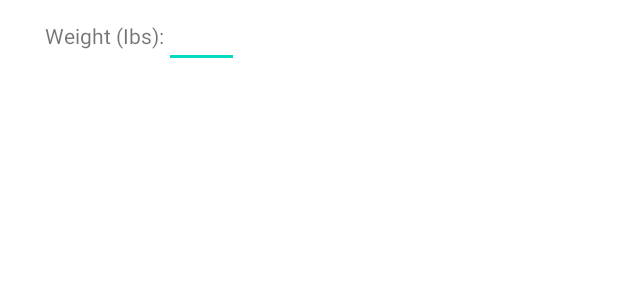
After one commit to SgainsO/FitTrack, an Android app: the layout addnewgoal.xml on its own in the app's theme, with its tools: preview values and no code run, on a phone screen of 412 x 824 dp. The commit adds this screen. Shown: the top 300 px of the screen. Run offline under Robolectric (Android 15) with nearby library versions, the phone set to English and light mode, and no system bars.

Commit message:
Finished Weight Section
Added proper file storage for Weight Goal

```diff
--- /dev/null
+++ b/app/src/main/res/layout/addnewgoal.xml
@@ -0,0 +1,29 @@
+<?xml version="1.0" encoding="utf-8"?>
+<TableLayout xmlns:android="http://schemas.android.com/apk/res/android"
+    android:layout_width="wrap_content"
+    android:layout_height="wrap_content"
+    android:paddingHorizontal="30dp">
+
+    <!-- Weight Input -->
+    <TableRow
+        android:layout_width="match_parent"
+        android:layout_height="wrap_content">
+
+        <TextView
+            android:layout_width="wrap_content"
+            android:layout_height="wrap_content"
+            android:layout_weight="1"
+            android:text="Weight (Ibs):"/>
+
+        <EditText
+            android:layout_height="wrap_content"
+            android:singleLine="true"
+            android:layout_centerHorizontal="true"
+            android:id="@+id/input_goal"
+            android:width="50dp"
+            android:layout_weight="1"
+            />
+    </TableRow>
+
+
+</TableLayout>
--- a/app/src/main/res/layout/fragment_weight.xml
+++ b/app/src/main/res/layout/fragment_weight.xml
@@ -34,7 +34,7 @@
         android:id="@+id/current_weight_goal"
         android:layout_width="wrap_content"
         android:layout_height="wrap_content"
-        android:text="150 lbs"
+        android:text=""
         android:textSize="30sp"
         android:visibility="visible"
         app:layout_constraintBottom_toBottomOf="parent"
```
Also changed, not shown: app/src/main/java/com/zybooks/myapplication/ui/weight/WeightFragment.java (+71 -0 lines).
